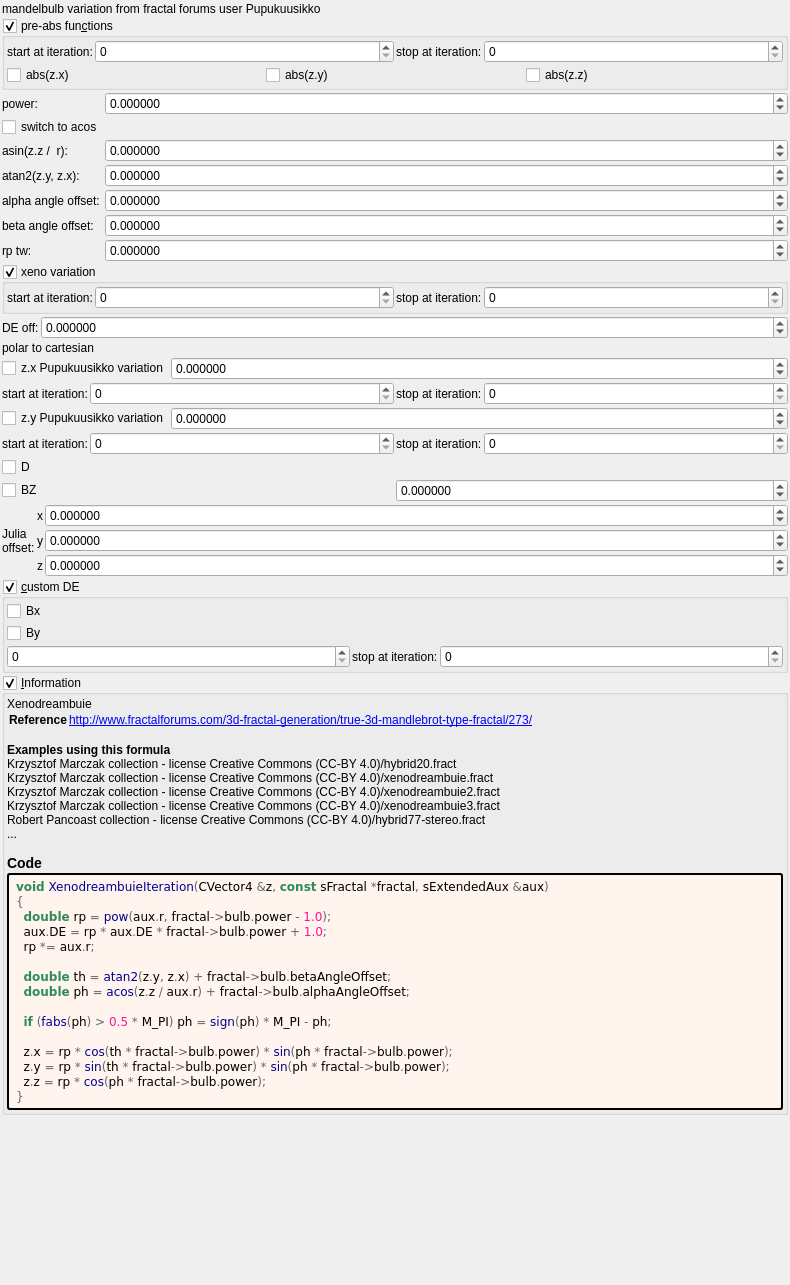
The window that mandelbulber2/formula/ui/mandelbulb_pupuku.ui (buddhi1980/mandelbulber2) describes before a commit, drawn with Qt 5.
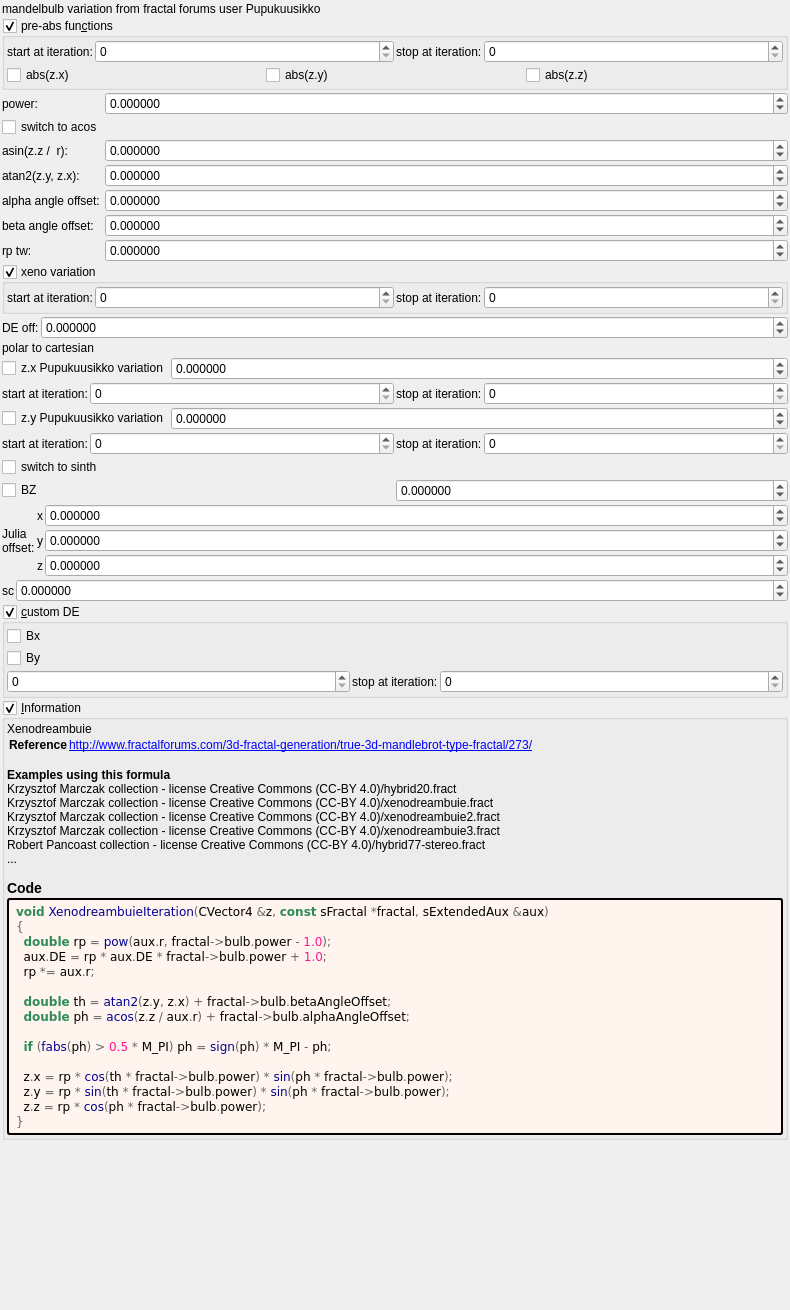
The same window after the commit. Custom widgets are drawn as their Qt base class.

Patch:
```diff
--- a/mandelbulber2/formula/ui/mandelbulb_pupuku.ui
+++ b/mandelbulber2/formula/ui/mandelbulb_pupuku.ui
@@ -7,7 +7,7 @@
     <x>0</x>
     <y>0</y>
     <width>790</width>
-    <height>1285</height>
+    <height>1310</height>
    </rect>
   </property>
   <property name="windowTitle">
@@ -666,7 +666,7 @@
    <item>
     <widget class="MyCheckBox" name="checkBox_transf_function_enabledD_false">
      <property name="text">
-      <string notr="true">D</string>
+      <string notr="true">switch to sinth</string>
      </property>
     </widget>
    </item>
@@ -829,6 +829,45 @@
      </item>
     </layout>
    </item>
+   <item>
+    <layout class="QHBoxLayout" name="horizontalLayout_26" stretch="0,1">
+     <item>
+      <widget class="QLabel" name="label_101">
+       <property name="text">
+        <string>sc</string>
+       </property>
+      </widget>
+     </item>
+     <item>
+      <widget class="MyDoubleSpinBox" name="spinbox_transf_scaleC_1">
+       <property name="sizePolicy">
+        <sizepolicy hsizetype="Minimum" vsizetype="Maximum">
+         <horstretch>0</horstretch>
+         <verstretch>0</verstretch>
+        </sizepolicy>
+       </property>
+       <property name="prefix">
+        <string/>
+       </property>
+       <property name="suffix">
+        <string/>
+       </property>
+       <property name="decimals">
+        <number>6</number>
+       </property>
+       <property name="minimum">
+        <double>-99.989999999999995</double>
+       </property>
+       <property name="maximum">
+        <double>99.989999999999995</double>
+       </property>
+       <property name="singleStep">
+        <double>0.100000000000000</double>
+       </property>
+      </widget>
+     </item>
+    </layout>
+   </item>
    <item>
     <widget class="MyGroupBox" name="groupCheck_transf_function_enabledC_false">
      <property name="title">
```
